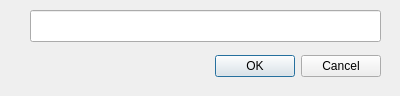
This is hwilib/ui/setpassphrasedialog.ui in achow101/hardware-wallet-interface as Qt 5 draws it before an edit. The edited form follows.
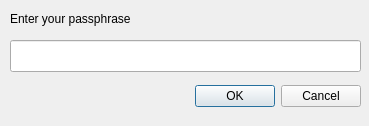
This is the edited form.

Commit message: Add passphrase_desc_label and set the passphrase to be hidden

Diff of the .ui file:
```diff
--- a/hwilib/ui/setpassphrasedialog.ui
+++ b/hwilib/ui/setpassphrasedialog.ui
@@ -6,8 +6,8 @@
    <rect>
     <x>0</x>
     <y>0</y>
-    <width>400</width>
-    <height>96</height>
+    <width>369</width>
+    <height>126</height>
    </rect>
   </property>
   <property name="windowTitle">
@@ -16,8 +16,8 @@
   <widget class="QDialogButtonBox" name="buttonBox">
    <property name="geometry">
     <rect>
-     <x>40</x>
-     <y>50</y>
+     <x>20</x>
+     <y>80</y>
      <width>341</width>
      <height>32</height>
     </rect>
@@ -32,8 +32,8 @@
   <widget class="QLineEdit" name="passphrase_lineedit">
    <property name="geometry">
     <rect>
-     <x>30</x>
-     <y>10</y>
+     <x>10</x>
+     <y>40</y>
      <width>351</width>
      <height>32</height>
     </rect>
@@ -42,6 +42,19 @@
     <bool>false</bool>
    </property>
   </widget>
+  <widget class="QLabel" name="passphrase_desc_label">
+   <property name="geometry">
+    <rect>
+     <x>10</x>
+     <y>10</y>
+     <width>341</width>
+     <height>18</height>
+    </rect>
+   </property>
+   <property name="text">
+    <string>Enter your passphrase</string>
+   </property>
+  </widget>
  </widget>
  <resources/>
  <connections>
```
The commit also changes 1 other file.
